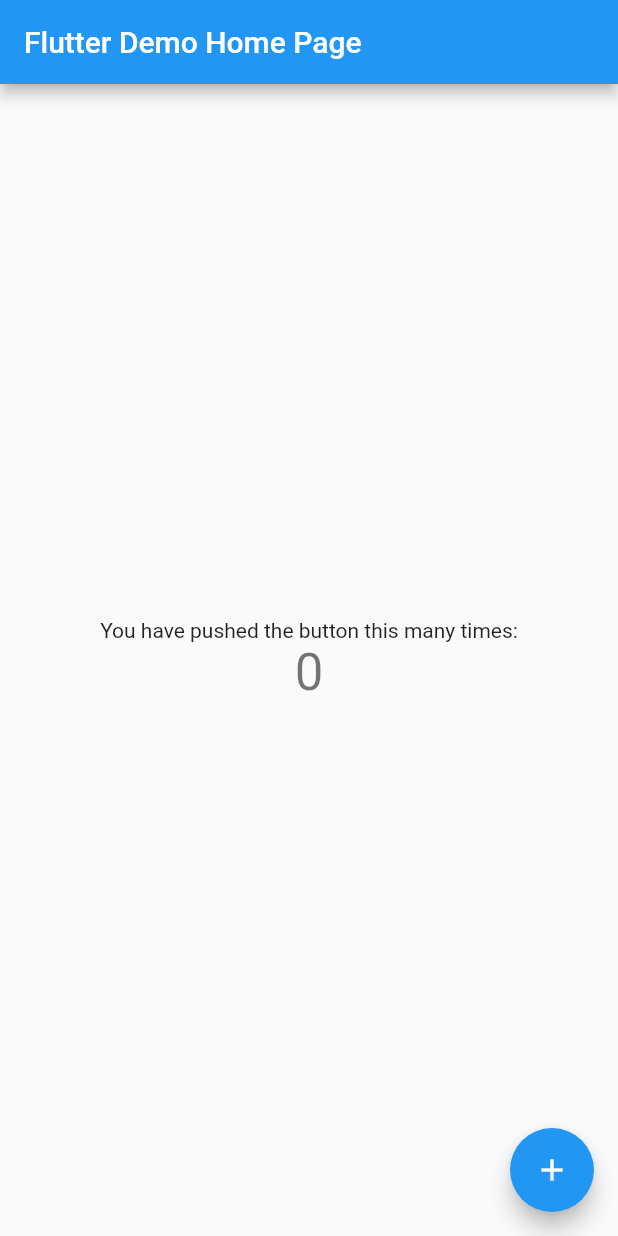
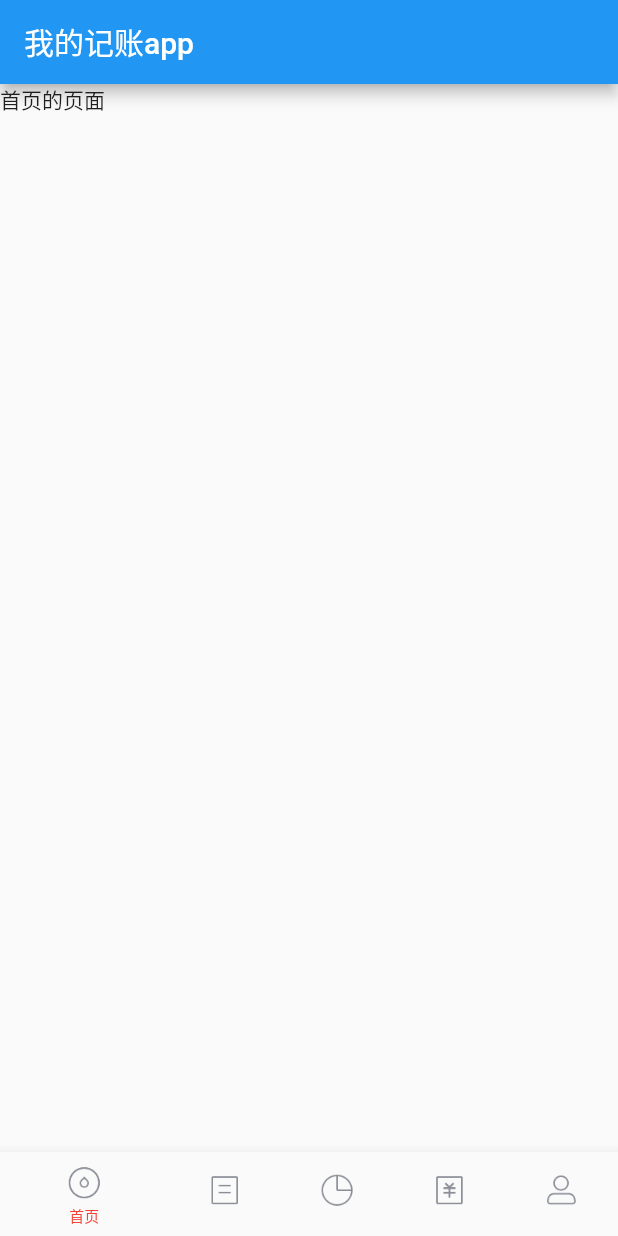
Before and after one commit to git45016683/FlowAccountBook, a Flutter app: the screen it shows after launch, on a phone screen of 412 x 824 dp. Run offline on Flutter 3.47's test engine with Material 2 defaults, Android fonts, the light colour scheme and no system bars.

Commit message:
添加底部导航栏； 添加底部导航栏图标资源

```diff
--- a/flowaccountbook/lib/main.dart
+++ b/flowaccountbook/lib/main.dart
@@ -1,113 +1,134 @@
 import 'package:flutter/material.dart';
 
-void main() {
-  runApp(MyApp());
+main(List<String> args) {
+  return runApp(FAbook());
 }
 
-class MyApp extends StatelessWidget {
-  // This widget is the root of your application.
+var _unselectColor = Colors.blueGrey;
+var _selectColor = Colors.red;
+var _selectIconSize = 28.0;
+
+Map<String, List<String>> imageUrlMap = {
+  "首页": [
+    "assets/images/ic_home_nav_property.png",
+    "assets/images/ic_home_nav_property_pressed.png"
+  ],
+  "账单": [
+    "assets/images/ic_home_nav_bill.png",
+    "assets/images/ic_home_nav_bill_pressed.png"
+  ],
+  "报表": [
+    "assets/images/ic_home_nav_chart.png",
+    "assets/images/ic_home_nav_chart_pressed.png"
+  ],
+  "赚钱": [
+    "assets/images/ic_home_nav_finance.png",
+    "assets/images/ic_home_nav_finance_pressed.png"
+  ],
+  "我": [
+    "assets/images/ic_home_nav_me.png",
+    "assets/images/ic_home_nav_me_pressed.png"
+  ],
+};
+
+List test = [
+  Text("首页的页面"),
+  Text("账单的页面"),
+  Text("报表的页面"),
+  Text("赚钱的页面"),
+  Text("我的页面")
+];
+
+class FAbook extends StatefulWidget {
+  @override
+  _FAbookState createState() => _FAbookState();
+}
+
+class _FAbookState extends State<FAbook> {
+  int _currentIndex = 0;
   @override
   Widget build(BuildContext context) {
     return MaterialApp(
-      title: 'Flutter Demo',
-      theme: ThemeData(
-        // This is the theme of your application.
-        //
-        // Try running your application with "flutter run". You'll see the
-        // application has a blue toolbar. Then, without quitting the app, try
-        // changing the primarySwatch below to Colors.green and then invoke
-        // "hot reload" (press "r" in the console where you ran "flutter run",
-        // or simply save your changes to "hot reload" in a Flutter IDE).
-        // Notice that the counter didn't reset back to zero; the application
-        // is not restarted.
-        primarySwatch: Colors.blue,
+        home: Scaffold(
+      appBar: AppBar(
+        title: Text("我的记账app"),
       ),
-      home: MyHomePage(title: 'Flutter Demo Home Page'),
-    );
-  }
-}
-
-class MyHomePage extends StatefulWidget {
-  MyHomePage({Key key, this.title}) : super(key: key);
-
-  // This widget is the home page of your application. It is stateful, meaning
-  // that it has a State object (defined below) that contains fields that affect
-  // how it looks.
-
-  // This class is the configuration for the state. It holds the values (in this
-  // case the title) provided by the parent (in this case the App widget) and
-  // used by the build method of the State. Fields in a Widget subclass are
-  // always marked "final".
-
-  final String title;
-
-  @override
-  _MyHomePageState createState() => _MyHomePageState();
-}
-
-class _MyHomePageState extends State<MyHomePage> {
-  int _counter = 0;
-
-  void _incrementCounter() {
+      body: Container(
+        child: test[_currentIndex],
+      ),
+      bottomNavigationBar: BottomNavigationBar(
+        onTap: (int index) {
+          print(index);
           setState(() {
-      // This call to setState tells the Flutter framework that something has
-      // changed in this State, which causes it to rerun the build method below
-      // so that the display can reflect the updated values. If we changed
-      // _counter without calling setState(), then the build method would not be
-      // called again, and so nothing would appear to happen.
-      _counter++;
+            _currentIndex = index;
           });
-  }
-
-  @override
-  Widget build(BuildContext context) {
-    // This method is rerun every time setState is called, for instance as done
-    // by the _incrementCounter method above.
-    //
-    // The Flutter framework has been optimized to make rerunning build methods
-    // fast, so that you can just rebuild anything that needs updating rather
-    // than having to individually change instances of widgets.
-    return Scaffold(
-      appBar: AppBar(
-        // Here we take the value from the MyHomePage object that was created by
-        // the App.build method, and use it to set our appbar title.
-        title: Text(widget.title),
+        },
+        currentIndex: _currentIndex,
+        selectedItemColor: _selectColor,
+        unselectedItemColor: _unselectColor,
+        selectedFontSize: 10.0,
+        unselectedFontSize: 10.0,
+        unselectedLabelStyle: TextStyle(
+          color: _unselectColor,
         ),
-      body: Center(
-        // Center is a layout widget. It takes a single child and positions it
-        // in the middle of the parent.
-        child: Column(
-          // Column is also a layout widget. It takes a list of children and
-          // arranges them vertically. By default, it sizes itself to fit its
-          // children horizontally, and tries to be as tall as its parent.
-          //
-          // Invoke "debug painting" (press "p" in the console, choose the
-          // "Toggle Debug Paint" action from the Flutter Inspector in Android
-          // Studio, or the "Toggle Debug Paint" command in Visual Studio Code)
-          // to see the wireframe for each widget.
-          //
-          // Column has various properties to control how it sizes itself and
-          // how it positions its children. Here we use mainAxisAlignment to
-          // center the children vertically; the main axis here is the vertical
-          // axis because Columns are vertical (the cross axis would be
-          // horizontal).
-          mainAxisAlignment: MainAxisAlignment.center,
-          children: <Widget>[
-            Text(
-              'You have pushed the button this many times:',
+        items: <BottomNavigationBarItem>[
+          BottomNavigationBarItem(
+            icon: Image(
+              width: _selectIconSize,
+              height: _selectIconSize,
+              fit: BoxFit.cover,
+              image: AssetImage(
+                imageUrlMap["首页"][0],
               ),
-            Text(
-              '$_counter',
-              style: Theme.of(context).textTheme.headline4,
+            ),
+            label: "首页",
+          ),
+          BottomNavigationBarItem(
+            icon: Image(
+              width: _selectIconSize,
+              height: _selectIconSize,
+              fit: BoxFit.cover,
+              image: AssetImage(
+                imageUrlMap["账单"][0],
+              ),
+            ),
+            label: "账单",
+          ),
+          BottomNavigationBarItem(
+            icon: Image(
+              width: _selectIconSize,
+              height: _selectIconSize,
+              fit: BoxFit.cover,
+              image: AssetImage(
+                imageUrlMap["报表"][0],
+              ),
+            ),
+            label: "报表",
+          ),
+          BottomNavigationBarItem(
+            icon: Image(
+              width: _selectIconSize,
+              height: _selectIconSize,
+              fit: BoxFit.cover,
+              image: AssetImage(
+                imageUrlMap["赚钱"][0],
+              ),
+            ),
+            label: "赚钱",
+          ),
+          BottomNavigationBarItem(
+            icon: Image(
+              width: _selectIconSize,
+              height: _selectIconSize,
+              fit: BoxFit.cover,
+              image: AssetImage(
+                imageUrlMap["我"][0],
+              ),
+            ),
+            label: "我",
           ),
         ],
       ),
-      ),
-      floatingActionButton: FloatingActionButton(
-        onPressed: _incrementCounter,
-        tooltip: 'Increment',
-        child: Icon(Icons.add),
-      ), // This trailing comma makes auto-formatting nicer for build methods.
-    );
+    ));
   }
 }
```
Also changed, not shown: flowaccountbook/pubspec.yaml (+11 -3 lines), flowaccountbook/assets/images/ic_home_nav_bill.png (added), flowaccountbook/assets/images/ic_home_nav_bill_pressed.png (added), flowaccountbook/assets/images/ic_home_nav_chart.png (added), flowaccountbook/assets/images/ic_home_nav_chart_pressed.png (added), flowaccountbook/assets/images/ic_home_nav_finance.png (added), flowaccountbook/assets/images/ic_home_nav_finance_pressed.png (added), flowaccountbook/assets/images/ic_home_nav_me.png (added), flowaccountbook/assets/images/ic_home_nav_me_pressed.png (added), flowaccountbook/assets/images/ic_home_nav_property.png (added), flowaccountbook/assets/images/ic_home_nav_property_pressed.png (added). Lines whose indentation alone changed are shown as unchanged.
